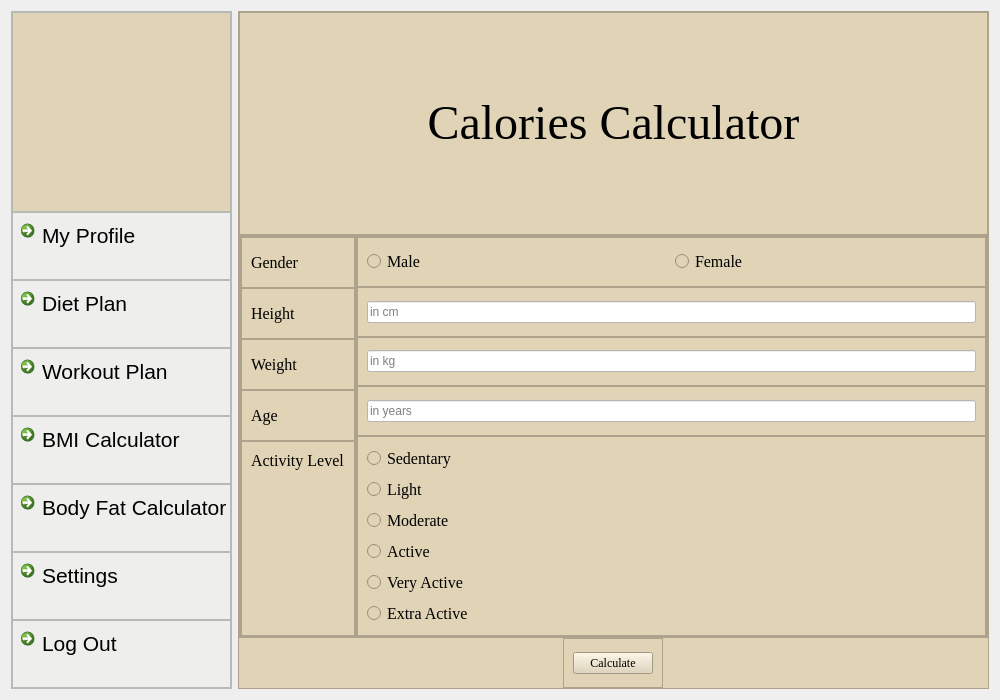
Above: caloriecalculator.ui from skidgefries/rightmeal before the change. Below: the same form after it.
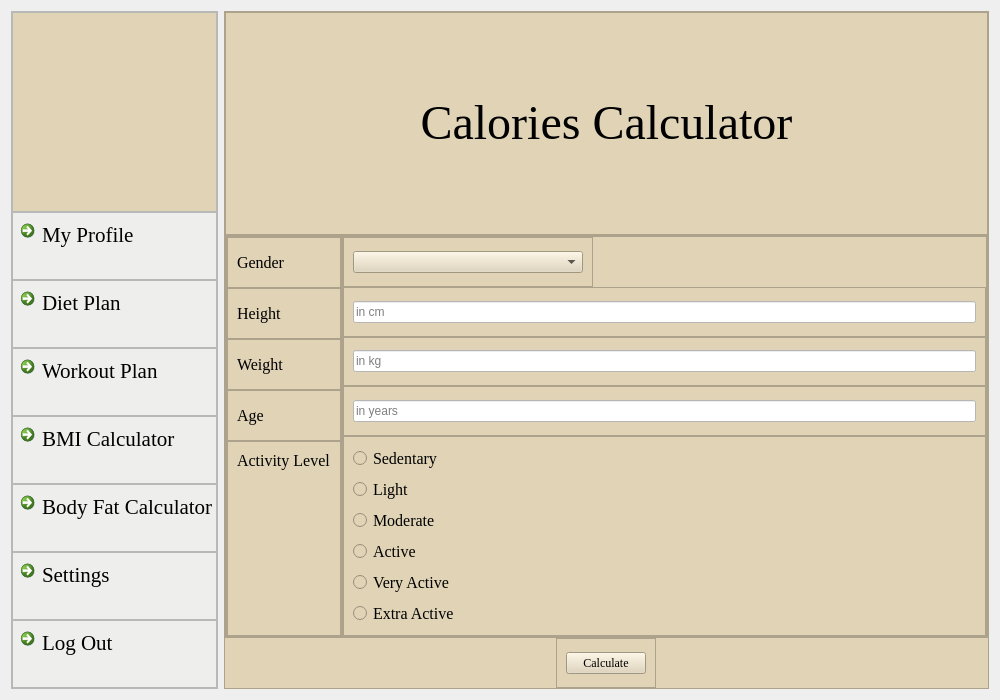
That is the form after the change. Icons and pictures are not drawn.

Commit message: font edited and gender dropdown

The edit to the form file:
```diff
--- a/caloriecalculator.ui
+++ b/caloriecalculator.ui
@@ -143,7 +143,7 @@
           <widget class="QCommandLinkButton" name="commandLinkButton_4">
            <property name="font">
             <font>
-             <family>Segoe UI</family>
+             <family>Times New Roman</family>
              <pointsize>16</pointsize>
              <bold>false</bold>
             </font>
@@ -184,7 +184,7 @@
           <widget class="QCommandLinkButton" name="commandLinkButton_9">
            <property name="font">
             <font>
-             <family>Segoe UI</family>
+             <family>Times New Roman</family>
              <pointsize>16</pointsize>
              <bold>false</bold>
             </font>
@@ -225,7 +225,7 @@
           <widget class="QCommandLinkButton" name="commandLinkButton_10">
            <property name="font">
             <font>
-             <family>Segoe UI</family>
+             <family>Times New Roman</family>
              <pointsize>16</pointsize>
              <bold>false</bold>
             </font>
@@ -266,7 +266,7 @@
           <widget class="QCommandLinkButton" name="commandLinkButton_11">
            <property name="font">
             <font>
-             <family>Segoe UI</family>
+             <family>Times New Roman</family>
              <pointsize>16</pointsize>
              <bold>false</bold>
             </font>
@@ -307,7 +307,7 @@
           <widget class="QCommandLinkButton" name="commandLinkButton_12">
            <property name="font">
             <font>
-             <family>Segoe UI</family>
+             <family>Times New Roman</family>
              <pointsize>16</pointsize>
              <bold>false</bold>
             </font>
@@ -348,7 +348,7 @@
           <widget class="QCommandLinkButton" name="commandLinkButton_13">
            <property name="font">
             <font>
-             <family>Segoe UI</family>
+             <family>Times New Roman</family>
              <pointsize>16</pointsize>
              <bold>false</bold>
             </font>
@@ -389,7 +389,7 @@
           <widget class="QCommandLinkButton" name="commandLinkButton_14">
            <property name="font">
             <font>
-             <family>Segoe UI</family>
+             <family>Times New Roman</family>
              <pointsize>16</pointsize>
              <bold>false</bold>
             </font>
@@ -805,14 +805,19 @@
             <property name="bottomMargin">
              <number>0</number>
             </property>
-            <item>
+            <item alignment="Qt::AlignLeft">
              <widget class="QFrame" name="frame_24">
               <property name="minimumSize">
                <size>
-                <width>0</width>
+                <width>250</width>
                 <height>0</height>
                </size>
               </property>
+              <property name="font">
+               <font>
+                <family>Times New Roman</family>
+               </font>
+              </property>
               <property name="frameShape">
                <enum>QFrame::StyledPanel</enum>
               </property>
@@ -821,41 +826,27 @@
               </property>
               <layout class="QHBoxLayout" name="horizontalLayout_8">
                <item>
-                <widget class="QRadioButton" name="radioButton_2">
-                 <property name="minimumSize">
-                  <size>
-                   <width>0</width>
-                   <height>0</height>
-                  </size>
-                 </property>
-                 <property name="font">
-                  <font>
-                   <family>Times New Roman</family>
-                   <pointsize>12</pointsize>
-                  </font>
-                 </property>
+                <widget class="QComboBox" name="comboBox">
+                 <item>
+                  <property name="text">
+                   <string/>
+                  </property>
+                 </item>
+                 <item>
                  <property name="text">
                   <string>Male</string>
                  </property>
-                </widget>
                </item>
                <item>
-                <widget class="QRadioButton" name="radioButton">
-                 <property name="minimumSize">
-                  <size>
-                   <width>0</width>
-                   <height>0</height>
-                  </size>
-                 </property>
-                 <property name="font">
-                  <font>
-                   <family>Times New Roman</family>
-                   <pointsize>12</pointsize>
-                  </font>
-                 </property>
                  <property name="text">
                   <string>Female</string>
                  </property>
+                 </item>
+                 <item>
+                  <property name="text">
+                   <string>Others</string>
+                  </property>
+                 </item>
                 </widget>
                </item>
               </layout>
```
Lines whose indentation alone changed are shown as unchanged. The commit also changes 7 other files.
